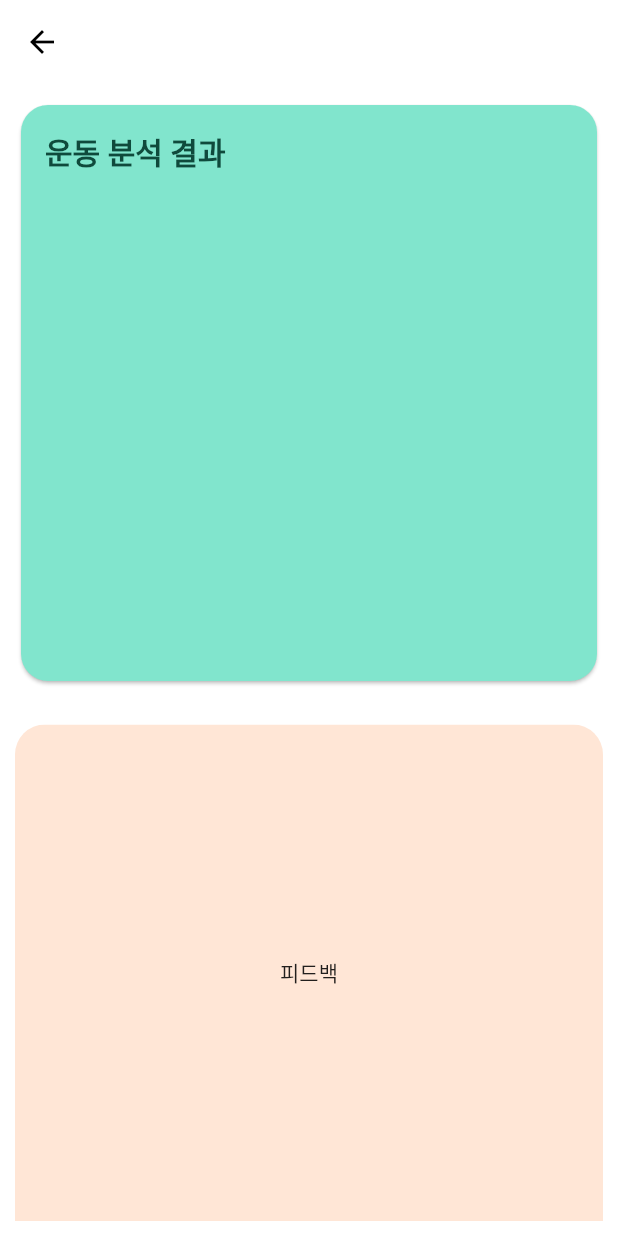
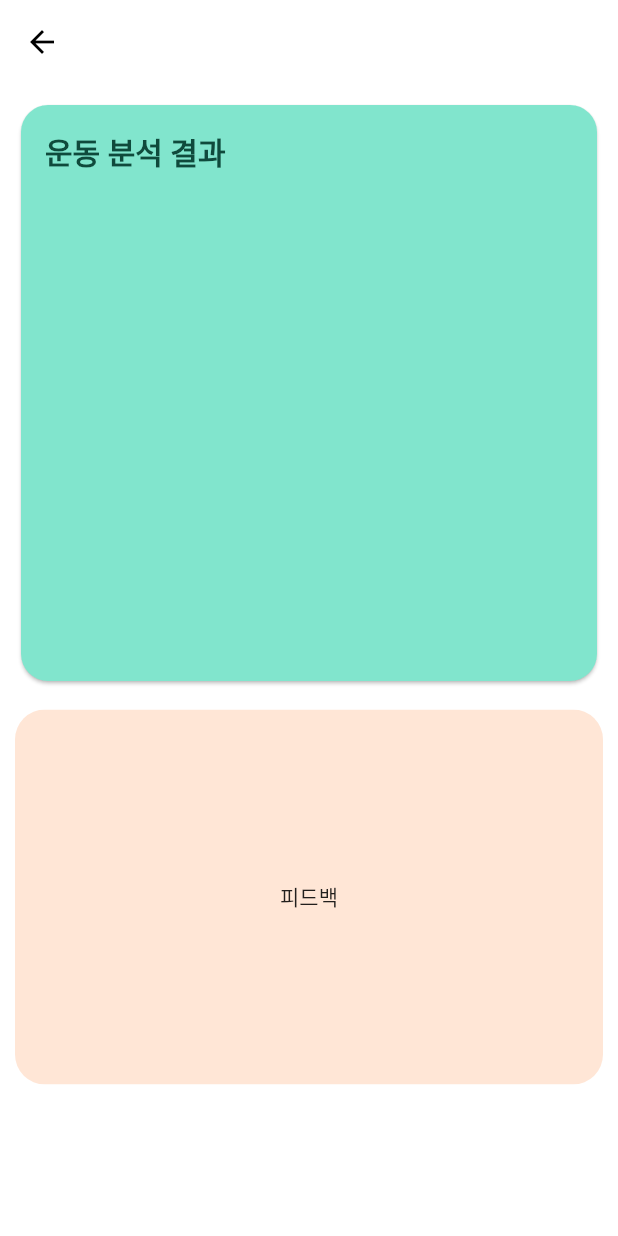
Before and after one commit to MuSeongPark/AI_APP_MyPT_StrongFriends, a Flutter app: the WorkoutResultPage screen opened directly with empty values, on a phone screen of 412 x 824 dp. Run offline on Flutter 3.47's test engine with Material 2 defaults, Android fonts, the phone set to English and light mode, and no system bars; drawn by our look-alikes of fl_chart; our stand-ins replace camera, cloud_firestore, firebase_auth, firebase_core, flutter_signin_button, flutter_tts and 5 more; missing offline and left inert: google_ml_kit; accounts and stored records are empty.

Commit message:
reset pre version

```diff
--- a/mypt/lib/screens/analysis/workout_result_page.dart
+++ b/mypt/lib/screens/analysis/workout_result_page.dart
@@ -4,6 +4,12 @@ import 'package:mypt/theme.dart';
 import 'package:mypt/utils/build_no_title_appbar.dart';
 import 'package:mypt/models/workout_result.dart';
 import 'package:mypt/utils.dart';
+
+import 'package:flutter/material.dart';
+import 'package:mypt/components/customized_bar_chart.dart';
+import 'package:mypt/theme.dart';
+import 'package:mypt/utils/build_no_title_appbar.dart';
+import 'package:mypt/models/workout_result.dart';
 
 class WorkoutResultPage extends StatelessWidget {
   WorkoutResultPage({Key? key, required this.workoutResult}) : super(key: key);
@@ -14,30 +20,20 @@ class WorkoutResultPage extends StatelessWidget {
     return Scaffold(
       appBar: buildNoTitleAppBar(),
       body: Container(
-        padding: const EdgeInsets.all(10),
+        padding: EdgeInsets.all(10),
         child: Column(
+          mainAxisAlignment: MainAxisAlignment.start,
           children: [
-            Padding(
-              padding: const EdgeInsets.only(bottom: 10.0),
-              child: CustomizedBarChart(
-                workoutResult: workoutResult,
-              ),
-            ),
-            Expanded(
-              child: Container(
-                margin: const EdgeInsets.only(top: 15),
-                child: ClipRRect(
-                  borderRadius: const BorderRadius.only(
-                    topLeft: Radius.circular(20),
-                    topRight: Radius.circular(20),
-                  ),
-                  child: Container(
-                    width: double.infinity,
-                    color: kLightIvoryColor,
-                    child: Center(
-                      child: _buildFeedback(),
-                    ),
-                  ),
+            CustomizedBarChart(workoutResult: workoutResult,),
+            Container(
+              margin: EdgeInsets.only(top: 15),
+              child: ClipRRect(
+                borderRadius: BorderRadius.circular(20),
+                child: Container(
+                  height: 250,
+                  width: double.infinity,
+                  color: kLightIvoryColor,
+                  child: Center(child: _buildFeedback()),
                 ),
               ),
             ),
@@ -47,7 +43,7 @@ class WorkoutResultPage extends StatelessWidget {
     );
   }
 
-  Widget _buildFeedback() {
+    Widget _buildFeedback() {
     List<int> feedbackIdx = sortFeedback(workoutResult.feedbackCounts!);
     List<String> feedbackString;
     if (workoutResult.workoutName! == 'push_up'){
```
